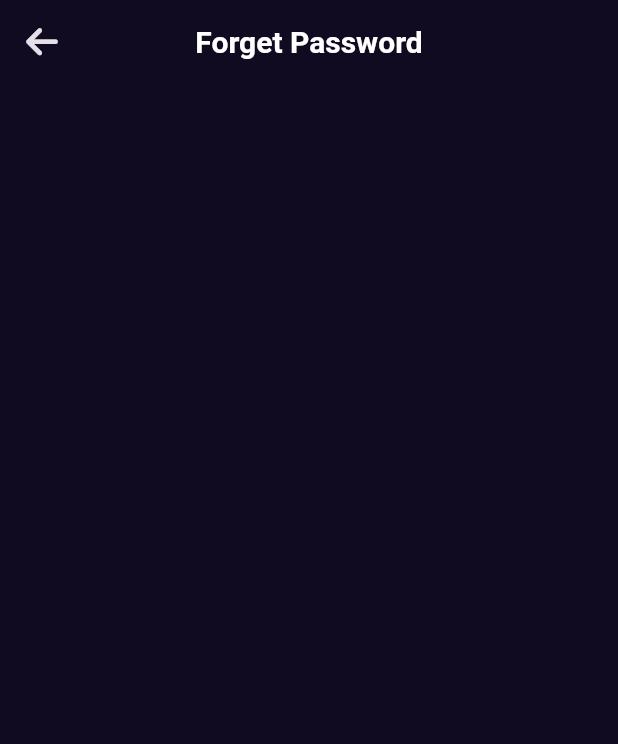
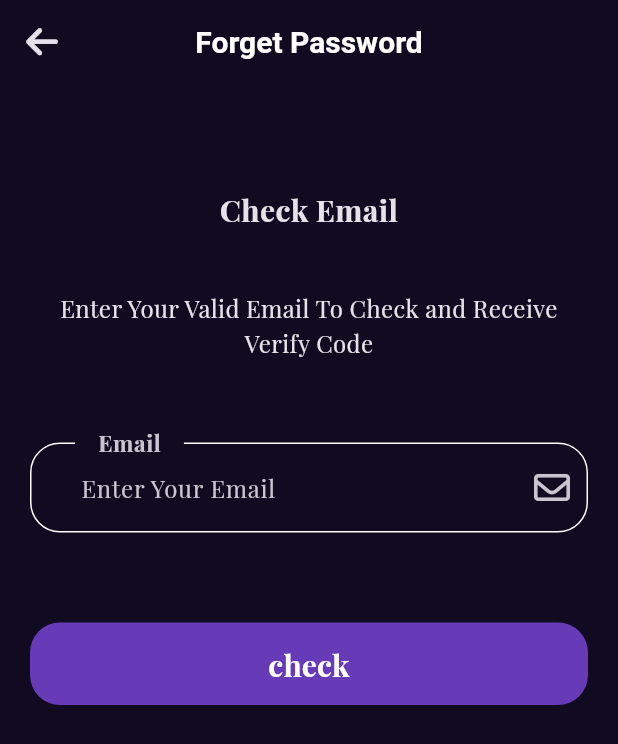
Before and after one commit to A7mad3lwan/e-commerce, a Flutter app: the ForgetPassword screen opened by its route, on a phone screen of 412 x 824 dp. Shown: the top 744 px of the screen. Run offline on Flutter 3.47's test engine with Material 3 defaults, Android fonts, the phone set to English and light mode, and no system bars; our stand-ins replace font_awesome_flutter, get, shared_preferences; accounts and stored records are empty; project files that could hold a hidden picture were left out.

Commit message:
create forget password controller and refactor the code

```diff
--- /dev/null
+++ b/lib/core/controller/auth/forget_password_controller.dart
@@ -0,0 +1,38 @@
+import 'package:e_commerce/core/app%20router/app_routes.dart';
+import 'package:flutter/material.dart';
+import 'package:get/get.dart';
+
+abstract class ForgetPasswordController extends GetxController {
+  check();
+
+  back();
+}
+
+class ForgetPasswordControllerImpl extends ForgetPasswordController {
+  GlobalKey<FormState> formKey = GlobalKey<FormState>();
+
+  late TextEditingController email;
+
+  @override
+  void onInit() {
+    email = TextEditingController();
+    super.onInit();
+  }
+
+  @override
+  back() {
+    Get.offAllNamed(AppRoutes.login);
+  }
+
+  @override
+  check() {
+    var formData = formKey.currentState;
+    if (formData!.validate()) {}
+  }
+
+  @override
+  void dispose() {
+    email.dispose();
+    super.dispose();
+  }
+}
--- a/lib/core/controller/auth/login_controller.dart
+++ b/lib/core/controller/auth/login_controller.dart
@@ -59,7 +59,9 @@ class LoginControllerImpl extends LoginController {
   }
 
   @override
-  forgetPassword() {}
+  forgetPassword() {
+    Get.offAllNamed(AppRoutes.forgetPassword);
+  }
 
   @override
   void dispose() {
--- a/lib/view/screens/auth/forget password/forget_password.dart
+++ b/lib/view/screens/auth/forget password/forget_password.dart
@@ -1,3 +1,8 @@
+import 'package:e_commerce/core/app%20theme/font_style.dart';
+import 'package:e_commerce/core/constants/custom_button.dart';
+import 'package:e_commerce/core/constants/custom_form_field.dart';
+import 'package:e_commerce/core/controller/auth/forget_password_controller.dart';
+import 'package:e_commerce/core/functions/validator.dart';
 import 'package:flutter/material.dart';
 import 'package:font_awesome_flutter/font_awesome_flutter.dart';
 import 'package:get/get.dart';
@@ -7,16 +12,55 @@ class ForgetPassword extends StatelessWidget {
 
   @override
   Widget build(BuildContext context) {
+    ForgetPasswordControllerImpl controller = Get.put(ForgetPasswordControllerImpl());
     return SafeArea(
       child: Scaffold(
         appBar: AppBar(
           leading: IconButton(
-            onPressed: () {},
+            onPressed: () {
+              controller.back();
+            },
             icon: const Icon(FontAwesomeIcons.arrowLeft),
           ),
           title: Text('18'.tr),
         ),
-        body: ListView(),
+        body: Form(
+          key: controller.formKey,
+          child: ListView(
+            padding: const EdgeInsets.symmetric(vertical: 70, horizontal: 20),
+            physics: const BouncingScrollPhysics(),
+            children: [
+              Text(
+                '28'.tr,
+                style: FontStyles.font20,
+                textAlign: TextAlign.center,
+              ),
+              const SizedBox(height: 40),
+              Text(
+                '29'.tr,
+                style: FontStyles.font16,
+                textAlign: TextAlign.center,
+              ),
+              const SizedBox(height: 55),
+              CustomFormField(
+                validator: (val) {
+                  return appValidator(val!, 'email', 10, 100);
+                },
+                controller: controller.email,
+                suffix: FontAwesomeIcons.envelope,
+                labelText: '14'.tr,
+                hintText: '15'.tr,
+              ),
+              const SizedBox(height: 20),
+              CustomButton(
+                onPressed: (){
+                  controller.check();
+                },
+                buttonText: '30'.tr,
+              ),
+            ],
+          ),
+        ),
       ),
     );
   }
```
